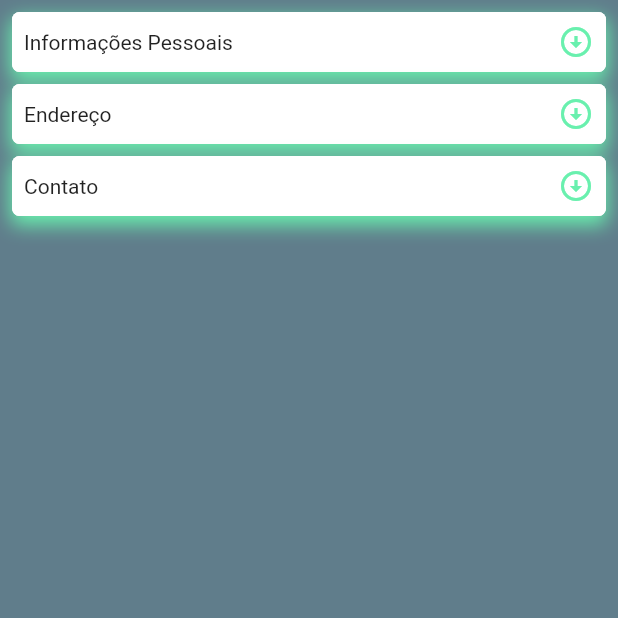
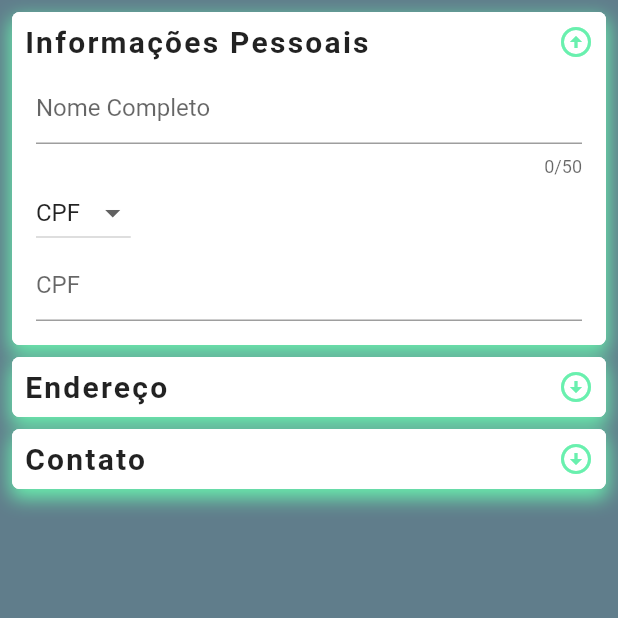
Before and after one commit to JuliaOP/create_account, a Flutter app: the screen it shows after launch, on a phone screen of 412 x 824 dp, the top half of it. Run offline on Flutter 3.47's test engine with Material 2 defaults, Android fonts, the light colour scheme and no system bars; our stand-ins replace mask_text_input_formatter; Roboto replaces fonts that are missing (roboto).

Commit message:
personal information form

```diff
--- a/create_account/lib/features/account/presentation/pages/account_form.dart
+++ b/create_account/lib/features/account/presentation/pages/account_form.dart
@@ -27,24 +27,27 @@ class _AccountFormState extends State<AccountForm> {
           child: Column(
             children: [
               FormCard(
-                  PersonalInformation(),
-                  "Informações Pessoais"
+                  const PersonalInformation(),
+                  "Informações Pessoais",
+                true
 
               ),
-              SizedBox(
+              const SizedBox(
                 height: 8.0,
               ),
               FormCard(
-                PersonalInformation(),
-                "Endereço"
+                const PersonalInformation(),
+                "Endereço",
+                false
 
               ),
-              SizedBox(
+              const SizedBox(
                 height: 8.0,
               ),
               FormCard(
-                  PersonalInformation(),
-                  "Contato"
+                  const PersonalInformation(),
+                  "Contato",
+                false
 
               ),
             ],
--- a/create_account/lib/features/account/presentation/widgets/form_card.dart
+++ b/create_account/lib/features/account/presentation/widgets/form_card.dart
@@ -3,8 +3,9 @@ import 'package:flutter/material.dart';
 class FormCard extends StatefulWidget {
   Widget formFields;
   String header;
+  bool isVisible;
 
-  FormCard(this.formFields, this.header);
+  FormCard(this.formFields, this.header, this.isVisible);
 
   @override
   State<FormCard> createState() => _FormCardState();
@@ -13,6 +14,9 @@ class FormCard extends StatefulWidget {
 class _FormCardState extends State<FormCard> {
 
   bool _isExpanded = false;
+
+  final _headerStyle = const TextStyle(fontFamily: 'roboto', fontSize: 20,
+      fontWeight: FontWeight.bold, color: Colors.black87, letterSpacing: 1.5);
 
   void _checkExpanded(){
     setState(() {
@@ -23,7 +27,7 @@ class _FormCardState extends State<FormCard> {
 
   @override
   void initState() {
-    _isExpanded = false;
+    _isExpanded = widget.isVisible;
     super.initState();
   }
 
@@ -70,7 +74,7 @@ class _FormCardState extends State<FormCard> {
               Row(
                 mainAxisAlignment: MainAxisAlignment.spaceBetween,
                 children: [
-                  Text(widget.header),
+                  Text(widget.header, style: _headerStyle,),
                   Icon( _isExpanded ?
                   Icons.arrow_circle_up_outlined
                       : Icons.arrow_circle_down_outlined, color: Colors.greenAccent,)
--- a/create_account/lib/features/account/presentation/widgets/personal_information.dart
+++ b/create_account/lib/features/account/presentation/widgets/personal_information.dart
@@ -1,4 +1,5 @@
 import 'package:flutter/material.dart';
+import 'package:mask_text_input_formatter/mask_text_input_formatter.dart';
 
 class PersonalInformation extends StatefulWidget {
   const PersonalInformation({Key? key}) : super(key: key);
@@ -8,20 +9,116 @@ class PersonalInformation extends StatefulWidget {
 }
 
 class _PersonalInformationState extends State<PersonalInformation> {
+  final GlobalKey<FormState> _formKey = GlobalKey();
+  bool _validate = false;
+  late String _name;
+  late String _cpfOrCnpj;
+  late String _credentialsHintText;
+  late dynamic _credentialsMask;
+
+  final maskCpf = MaskTextInputFormatter(
+      mask: "###.###.###-##", filter: {"#": RegExp(r'[0-9]')});
+  final maskCNPJ = MaskTextInputFormatter(
+      mask: "##.###.###/####-##", filter: {"#": RegExp(r'[0-9]')});
+
+  final TextEditingController _credentialsController = TextEditingController();
+
+  @override
+  void initState() {
+    _credentialsHintText = 'CPF';
+    _credentialsMask = maskCpf;
+    super.initState();
+  }
 
   @override
   Widget build(BuildContext context) {
+    return Padding(
+        padding: const EdgeInsets.all(8.0),
+        child: Form(
+          key: _formKey,
+          autovalidateMode: AutovalidateMode.onUserInteraction,
+          child: _formBody(context),
+        ));
+  }
 
-
+  Widget _formBody(BuildContext context) {
+    const _themeColor = Colors.greenAccent;
 
     return Column(
+      crossAxisAlignment: CrossAxisAlignment.stretch,
       children: [
-        Container(
-          child: Text("hellooww"),
+        TextFormField(
+          cursorColor: _themeColor,
+          decoration: const InputDecoration(
+            hintText: 'Nome Completo',
+            focusedBorder: UnderlineInputBorder(
+                borderSide: BorderSide(color: _themeColor)),
+          ),
+          keyboardType: TextInputType.text,
+          maxLength: 50,
+          validator: (value) {},
+          onSaved: (value) {
+            _name = value!;
+          },
         ),
-        Container()
+        Align(
+          alignment: Alignment.centerLeft,
+          child: DropdownButton(
+            value: _credentialsHintText,
+            onChanged: (item) {},
+            items: [
+              DropdownMenuItem(
+                value: 'CPF',
+                onTap: () {
+                  setState(() {
+                    _credentialsHintText = 'CPF';
+                    _credentialsController.text = '';
+                    _credentialsMask = maskCpf;
+                  });
+                },
+                child: Text("CPF"),
+              ),
+              DropdownMenuItem(
+                  value: 'CNPJ',
+                  onTap: () {
+                    setState(() {
+                      _credentialsHintText = 'CNPJ';
+                      _credentialsController.text = '';
+                      _credentialsMask = maskCNPJ;
+                    });
+                  },
+                  child: Text("CNPJ"))
+            ],
+          ),
+        ),
+        TextFormField(
+          controller: _credentialsController,
+          cursorColor: _themeColor,
+          decoration: InputDecoration(
+              hintText: _credentialsHintText,
+              focusedBorder: const UnderlineInputBorder(
+                  borderSide: BorderSide(color: _themeColor))),
+          keyboardType: TextInputType.number,
+          validator: (value) {
+            _validateCredentials(value!);
+          },
+          inputFormatters: [_credentialsMask],
+          onSaved: (value) {
+            _cpfOrCnpj = value!;
+          },
+        )
       ],
     );
   }
 
+  String _validateCredentials(String value) {
+    if (value.length == 0) {
+      return "Informe o CPF ou CNPJ";
+    } else if (value.length < 18 && value.length > 14) {
+      return 'Informe um CNPJ válido';
+    } else if (value.length < 14) {
+      return 'Informe um CPF válido';
+    } else
+      return '';
+  }
 }
--- a/create_account/pubspec.yaml
+++ b/create_account/pubspec.yaml
@@ -34,6 +34,7 @@ dependencies:
   # The following adds the Cupertino Icons font to your application.
   # Use with the CupertinoIcons class for iOS style icons.
   cupertino_icons: ^1.0.2
+  mask_text_input_formatter: ^2.3.0
 
 dev_dependencies:
   flutter_test:
```
Also changed, not shown: create_account/pubspec.lock.
